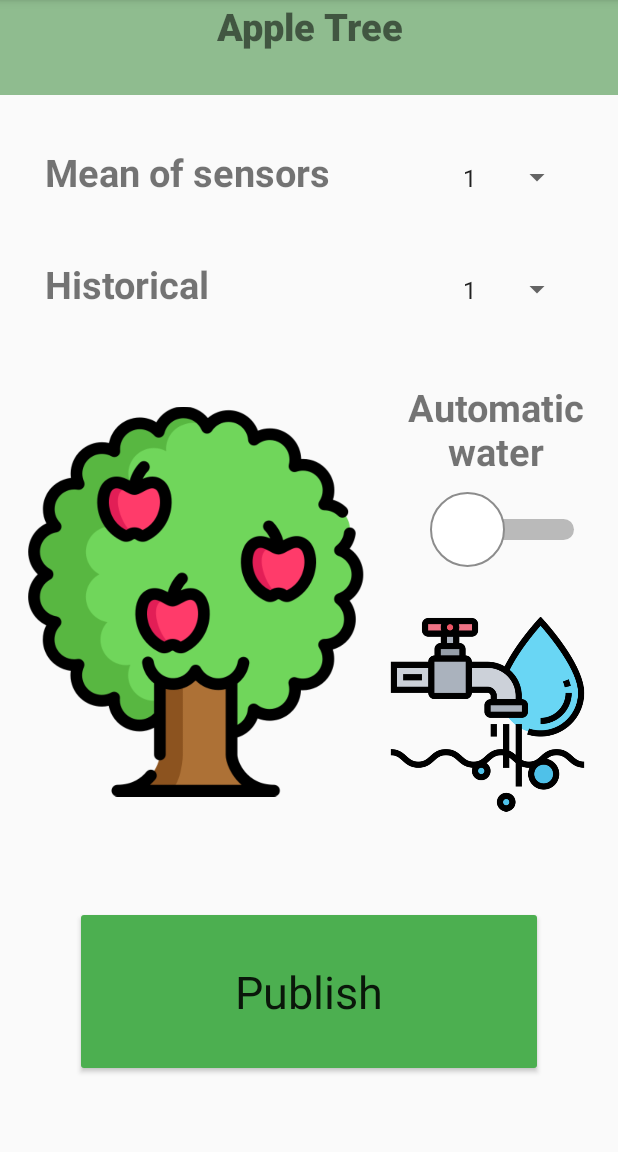
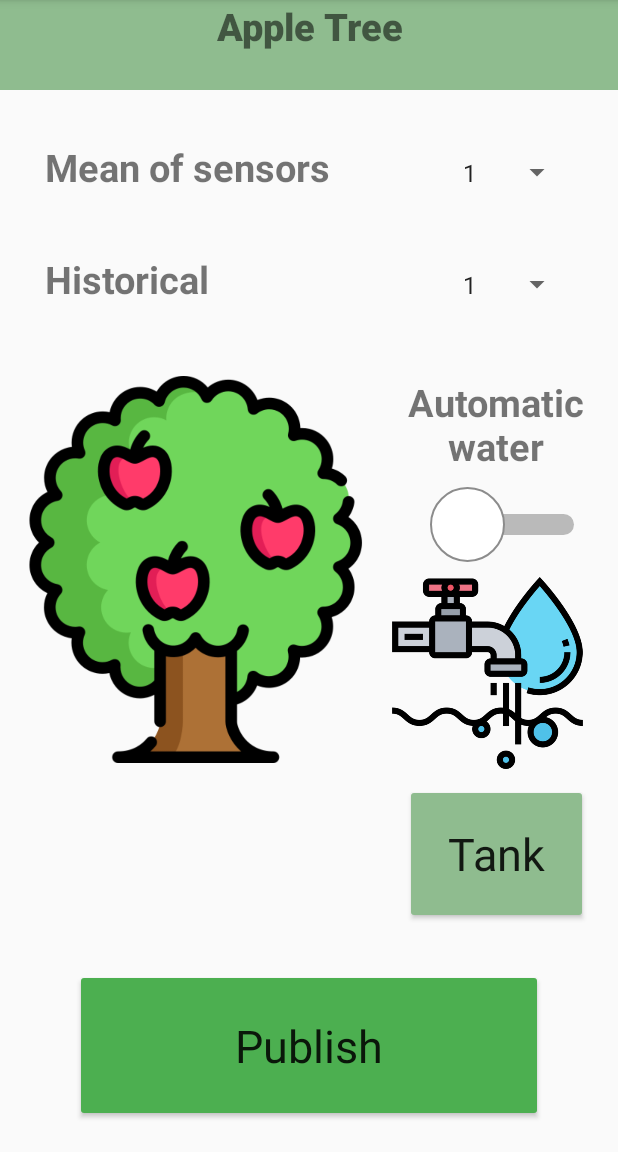
Before and after one commit to mgmarin23/MArch, an Android app: the screen it shows after launch (MainActivity), on a phone screen of 412 x 824 dp, the part 84-1236 px from its top. Run offline under Robolectric (Android 15) with nearby library versions, the phone set to English and light mode, and no system bars; libraries missing offline, so code that uses them is left out: org.eclipse.paho; 8 statements that could not run were skipped.

```diff
--- a/app/build.gradle
+++ b/app/build.gradle
@@ -44,4 +44,7 @@ dependencies {
 
     implementation 'org.eclipse.paho:org.eclipse.paho.client.mqttv3:1.2.5'
     implementation 'org.eclipse.paho:org.eclipse.paho.android.service:1.1.1'
+
+    implementation 'com.squareup.retrofit2:retrofit:2.9.0'
+    implementation 'com.squareup.retrofit2:converter-gson:2.9.0'
 }
--- a/app/src/main/java/dte/mgmprojects/march/MainActivity.java
+++ b/app/src/main/java/dte/mgmprojects/march/MainActivity.java
@@ -3,12 +3,15 @@ package dte.mgmprojects.march;
 
 import androidx.appcompat.app.AlertDialog;
 import androidx.appcompat.app.AppCompatActivity;
+import androidx.appcompat.widget.SwitchCompat;
 //import androidx.appcompat.app.AppCompatActivity;
 import android.content.DialogInterface;
+import android.hardware.SensorManager;
 import android.os.Bundle;
 import android.os.Handler;
 import android.os.Looper;
 import android.os.Message;
+import android.view.View;
 import android.widget.ArrayAdapter;
 import android.widget.Button;
 import android.widget.Spinner;
@@ -38,6 +41,15 @@ import java.util.Random;
 import java.util.concurrent.ExecutorService;
 import java.util.concurrent.Executors;
 
+import okhttp3.Callback;
+import okhttp3.MediaType;
+import okhttp3.OkHttpClient;
+import okhttp3.RequestBody;
+import okhttp3.ResponseBody;
+import retrofit2.Call;
+import retrofit2.Retrofit;
+import retrofit2.converter.gson.GsonConverterFactory;
+
 
 public class MainActivity extends AppCompatActivity {
 
@@ -47,6 +59,7 @@ public class MainActivity extends AppCompatActivity {
     Number[] MeanS = {1, 6, 12, 24};
     //Number[] Hist= {1,6,12,24};
 
+    boolean WautIsActive;
 
     String Mean, Historic;
     ExecutorService es;
@@ -63,7 +76,11 @@ public class MainActivity extends AppCompatActivity {
         bPublish = findViewById(R.id.bPublish);
         Mean_sensor = findViewById(R.id.sp_mean);
         Historical = findViewById(R.id.sp_hist);
-        W_aut = findViewById(R.id.sw_waut);
+        boolean WaterAutoIsActive;
+
+
+
+
 
         // Adapter to adapt the data from array to Spinner
         ArrayAdapter adapter = new ArrayAdapter(MainActivity.this,
@@ -73,30 +90,7 @@ public class MainActivity extends AppCompatActivity {
         ArrayAdapter adapter2 = new ArrayAdapter(MainActivity.this,
                 android.R.layout.simple_spinner_item, MeanS);
         Historical.setAdapter(adapter2);
-        /*
-        try {
-            client = new MqttClient("tcp://test.mosquitto.org:1883", MqttClient.generateClientId(), new MemoryPersistence());
-            client.setCallback(new MqttCallback() {
-                @Override
-                public void connectionLost(Throwable cause) {
 
-                }
-
-                @Override
-                public void messageArrived(String topic, MqttMessage message) throws Exception {
-
-                }
-
-                @Override
-                public void deliveryComplete(IMqttDeliveryToken token) {
-
-                }
-            });
-        } catch (MqttException e) {
-            e.printStackTrace();
-        }
-
-         */
         //--------------------------------------------------------------------------------------------------------------
         mqttAndroidClient = new MqttAndroidClient(getApplicationContext(), "tcp://test.mosquitto.org:1883", "AndroidClient");
         MqttConnectOptions options = new MqttConnectOptions();
@@ -134,7 +128,24 @@ public class MainActivity extends AppCompatActivity {
         MQTTSub task = new MQTTSub(handler, mqttAndroidClient);
         es.execute(task);
 
+        W_aut = findViewById(R.id.sw_waut);
+        WautIsActive = false;
 
+
+        W_aut.setOnClickListener(new View.OnClickListener() {
+            @Override
+            public void onClick(View view) {
+                if (WautIsActive) {
+                    // unregister listener and make the appropriate changes in the UI:
+                    SendNotification("Water automatization OFF");
+                    WautIsActive = false;
+                } else {
+                    // register listener and make the appropriate changes in the UI:
+                    SendNotification("Water automatization ON");
+                    WautIsActive = true;
+                }
+            }
+        });
     }
 
 
@@ -148,6 +159,7 @@ public class MainActivity extends AppCompatActivity {
     }
 
 
+
     Handler handler = new Handler(Looper.getMainLooper()) { //Handler for the message received from the background. Depending on the key (topic), the message will be assigned to a specif String variable
         @Override
         //Then, the attributes (Temperature, Humidity and Light) of each item are updated.
@@ -155,10 +167,19 @@ public class MainActivity extends AppCompatActivity {
             this.obtainMessage();
             if(!mqttAndroidClient.isConnected()) {
                 SendNotification("No connection");
-            } else
+            } else {
                 SendNotification("Connected");
+            }
+            //Snackbar.make(findViewById(R.id.bPublish), "The msg is " + inputMessage.getData(), 2000).show();
 
-            //Snackbar.make(findViewById(R.id.bPublish), "The msg is " + inputMessage.getData(), 2000).show();
+            if(WautIsActive){
+                try {
+                    publishMessage("New Test OK Automatically");
+                } catch (MqttException e) {
+                    e.printStackTrace();
+                }
+            }
+            else {
 
                 AlertDialog.Builder builder = new AlertDialog.Builder(MainActivity.this);
                 builder.setTitle("Water Alert");
@@ -187,7 +208,7 @@ public class MainActivity extends AppCompatActivity {
                         });
                 AlertDialog alertDialog = builder.create();
                 alertDialog.show();
-
+            }
         }
 
     };
@@ -212,4 +233,44 @@ public class MainActivity extends AppCompatActivity {
         }
     }
 
+/*
+    Retrofit retrofit = new retrofit2.Retrofit.Builder()
+            .baseUrl("")
+            .addConverterFactory(GsonConverterFactory.create())
+            .build();
+    Retrofit service = retrofit.create(Retrofit.class);
+
+    RequestBody message = RequestBody.create(MediaType.parse("text/plain"), "Hello World");
+    Call<ResponseBody> call = service.sendMessage(message);
+    call.enqueue(new Callback<ResponseBody>(){
+        public void onResponse(Call <ResponseBody> call, Response <ResponseBody> response) {
+            if(response.isSuccessful()){
+
+            } else{
+
             }
+        }
+        public void onFailure(Call<ResponseBody> call, Throwable t){
+
+        }
+
+    });
+*/
+    /*
+    public class ServiceGenerator{
+        private  static final String BASE_URI = "https://srv_iot.diatel.upm.es/api/";
+        private static Retrofit.Builder builder = new Retrofit.Builder()
+                .baseUrl("")
+                .client(new OkHttpClient.Builder().addInterceptor((
+                        new HttpLoggingInterceptor()).setLevel(HttpLoggingInterceptor.Level.BODY)).build())
+                .addConverterFactory(GsonConverterFactory.create());
+
+        public static <S> S createService(Class <S> serviceClass) {
+            Retrofit adapter = builder.build();
+            return adapter.create(serviceClass);
+        }
+
+    }
+
+     */
+}
--- /dev/null
+++ b/app/src/main/java/dte/mgmprojects/march/Retrofit.java
@@ -0,0 +1,13 @@
+package dte.mgmprojects.march;
+
+import android.telecom.CallScreeningService;
+
+import okhttp3.RequestBody;
+import okhttp3.ResponseBody;
+import retrofit2.Call;
+import retrofit2.http.POST;
+import retrofit2.http.Body;
+
+public interface Retrofit {
+   Call<ResponseBody> sendMessage(@Body RequestBody message);
+}
--- a/app/src/main/res/layout/activity_main.xml
+++ b/app/src/main/res/layout/activity_main.xml
@@ -97,16 +97,17 @@
 
         <LinearLayout
             android:layout_width="match_parent"
-            android:layout_height="310dp"
+            android:layout_height="375dp"
             android:orientation="horizontal">
 
             <ImageView
                 android:id="@+id/apple"
                 android:layout_width="260dp"
-                android:layout_height="294dp"
+                android:layout_height="258dp"
                 android:layout_marginBottom="20dp"
                 android:layout_weight="0"
                 app:srcCompat="@drawable/appletree" />
+
             <LinearLayout
                 android:layout_width="match_parent"
                 android:layout_height="match_parent"
@@ -117,11 +118,11 @@
                     android:id="@+id/Automatic"
                     android:layout_width="wrap_content"
                     android:layout_height="wrap_content"
+                    android:layout_marginEnd="10dp"
                     android:layout_weight="0"
                     android:text="Automatic water"
-                    android:layout_marginEnd="10dp"
+                    android:textAlignment="center"
                     android:textSize="25sp"
-                    android:textAlignment="center"
                     android:textStyle="bold">
 
                 </TextView>
@@ -140,11 +141,25 @@
                 <ImageView
                     android:id="@+id/water"
                     android:layout_width="130dp"
-                    android:layout_height="138dp"
+                    android:layout_height="122dp"
                     android:layout_marginEnd="20dp"
                     android:layout_weight="0.2"
                     android:textAlignment="center"
                     app:srcCompat="@drawable/watertap" />
+
+                <Button
+                    android:id="@+id/bTank"
+                    android:layout_width="122dp"
+                    android:layout_height="wrap_content"
+                    android:layout_marginStart="10dp"
+                    android:layout_marginTop="10dp"
+                    android:layout_marginEnd="10dp"
+                    android:layout_marginBottom="10dp"
+                    android:layout_weight="1"
+                    android:text="Tank"
+                    android:textAppearance="@style/TextAppearance.AppCompat.Large"
+                    android:textSize="30sp"
+                    app:backgroundTint="@color/green" />
             </LinearLayout>
 
         </LinearLayout>
@@ -153,9 +168,9 @@
             android:layout_width="match_parent"
             android:layout_height="wrap_content"
             android:layout_marginStart="50dp"
-            android:layout_marginTop="40dp"
+            android:layout_marginTop="20dp"
             android:layout_marginEnd="50dp"
-            android:layout_marginBottom="50dp"
+            android:layout_marginBottom="20dp"
             android:layout_weight="1"
             android:text="Publish"
             android:textAppearance="@style/TextAppearance.AppCompat.Large"
```
Also changed, not shown: app/src/main/java/dte/mgmprojects/march/ThingsboardService.java (added, +30 -0 lines). Lines whose indentation alone changed are shown as unchanged.
